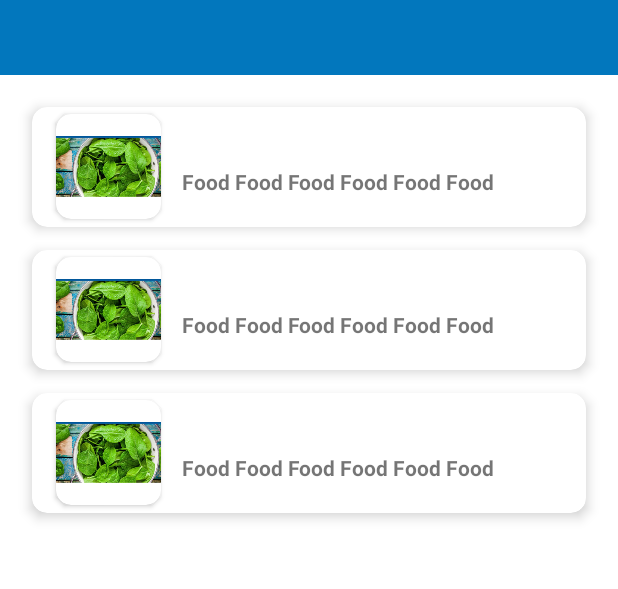
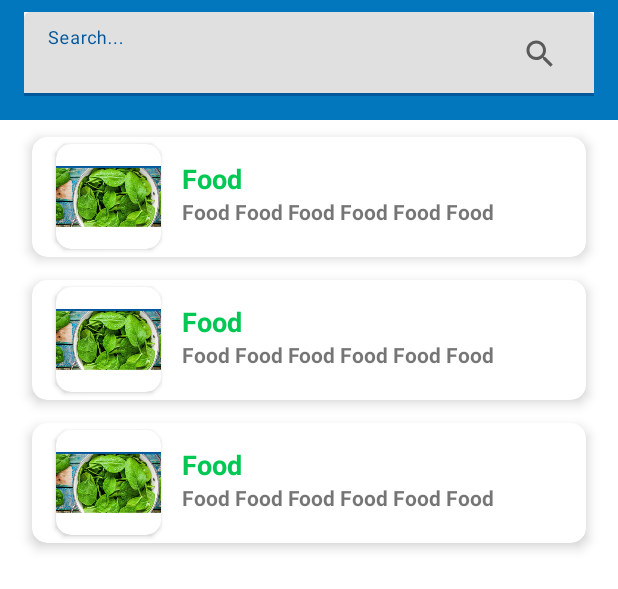
Before and after one commit to HasyimAP/Bangkit-Project-2022, an Android app: the layout activity_food_list.xml on its own in the app's theme, with its tools: preview values and no code run, on a phone screen of 412 x 824 dp. Shown: the top 589 px of the screen. Run offline under Robolectric (Android 15) with nearby library versions, the phone set to English and light mode, and no system bars.

Commit message:
Update UI 1.1

```diff
--- a/app/app/build.gradle
+++ b/app/app/build.gradle
@@ -46,9 +46,13 @@ dependencies {
     implementation 'androidx.navigation:navigation-ui-ktx:2.4.2'
     implementation 'androidx.datastore:datastore-core:1.0.0'
     implementation 'androidx.datastore:datastore-preferences:1.0.0'
+    implementation 'androidx.legacy:legacy-support-v4:1.0.0'
     testImplementation 'junit:junit:4.13.2'
     androidTestImplementation 'androidx.test.ext:junit:1.1.3'
     androidTestImplementation 'androidx.test.espresso:espresso-core:3.4.0'
 
+    implementation 'com.google.android.material:material:1.6.0'
+    implementation "androidx.viewpager2:viewpager2:1.0.0"
+
     implementation 'androidx.cardview:cardview:1.0.0'
 }
--- a/app/app/src/main/res/color/hijau.xml
+++ /dev/null
@@ -1,4 +0,0 @@
-<?xml version="1.0" encoding="utf-8"?>
-<selector xmlns:android="http://schemas.android.com/apk/res/android">
-
-</selector>
--- /dev/null
+++ b/app/app/src/main/res/drawable-v24/ic_search.xml
@@ -0,0 +1,10 @@
+<vector xmlns:android="http://schemas.android.com/apk/res/android"
+    android:width="24dp"
+    android:height="24dp"
+    android:viewportWidth="24"
+    android:viewportHeight="24"
+    android:tint="?attr/colorControlNormal">
+  <path
+      android:fillColor="@android:color/white"
+      android:pathData="M15.5,14h-0.79l-0.28,-0.27C15.41,12.59 16,11.11 16,9.5 16,5.91 13.09,3 9.5,3S3,5.91 3,9.5 5.91,16 9.5,16c1.61,0 3.09,-0.59 4.23,-1.57l0.27,0.28v0.79l5,4.99L20.49,19l-4.99,-5zM9.5,14C7.01,14 5,11.99 5,9.5S7.01,5 9.5,5 14,7.01 14,9.5 11.99,14 9.5,14z"/>
+</vector>
--- a/app/app/src/main/res/layout/activity_food_list.xml
+++ b/app/app/src/main/res/layout/activity_food_list.xml
@@ -9,10 +9,44 @@
     <FrameLayout
         android:id="@+id/frameLayout"
         android:layout_width="match_parent"
-        android:layout_height="50dp"
+        android:layout_height="80dp"
         android:background="@color/biru_muda"
         tools:ignore="MissingConstraints">
 
+        <FrameLayout
+            android:id="@+id/frame"
+            android:layout_width="match_parent"
+            android:layout_height="wrap_content"
+            android:layout_marginStart="16dp"
+            android:layout_marginTop="8dp"
+            android:layout_marginEnd="16dp"
+            app:layout_constraintEnd_toEndOf="parent"
+            app:layout_constraintStart_toStartOf="parent"
+            app:layout_constraintTop_toTopOf="parent"
+            android:background="@color/white">
+
+            <com.google.android.material.textfield.TextInputLayout
+                android:layout_width="match_parent"
+                android:layout_height="wrap_content">
+
+                <com.google.android.material.textfield.TextInputEditText
+                    android:id="@+id/keyword"
+                    android:layout_width="match_parent"
+                    android:layout_height="wrap_content"
+                    android:hint="@string/search"
+                    android:inputType="text"
+                    android:maxLines="1" />
+
+            </com.google.android.material.textfield.TextInputLayout>
+
+            <ImageView
+                android:id="@+id/buttonSearch"
+                android:layout_width="wrap_content"
+                android:layout_height="wrap_content"
+                android:layout_gravity="right|center_vertical"
+                android:layout_marginEnd="24dp"
+                app:srcCompat="@drawable/ic_search" />
+        </FrameLayout>
 
     </FrameLayout>
 
@@ -20,11 +54,11 @@
         android:id="@+id/recyclerView"
         android:layout_width="match_parent"
         android:layout_height="match_parent"
-        android:layout_marginTop="56dp"
+        android:layout_marginTop="76dp"
         android:paddingLeft="5dp"
         android:paddingRight="5dp"
         app:layout_constraintTop_toBottomOf="@+id/frameLayout"
-        tools:layout_editor_absoluteX="0dp"
+        tools:layout_editor_absoluteX="-16dp"
         tools:listitem="@layout/item_list" />
 
 </androidx.constraintlayout.widget.ConstraintLayout>
--- a/app/app/src/main/res/layout/fragment_profile.xml
+++ b/app/app/src/main/res/layout/fragment_profile.xml
@@ -54,7 +54,7 @@
     </LinearLayout>
 
     <androidx.cardview.widget.CardView
-        android:id="@+id/scan_food_button"
+        android:id="@+id/fav_button"
         android:layout_width="match_parent"
         android:layout_height="60dp"
         android:layout_margin="20dp"
--- a/app/app/src/main/res/layout/item_list.xml
+++ b/app/app/src/main/res/layout/item_list.xml
@@ -8,7 +8,6 @@
     android:layout_marginHorizontal="16dp"
     android:layout_marginTop="15dp"
     app:cardCornerRadius="10dp"
-
     app:cardElevation="5dp">
 
     <androidx.cardview.widget.CardView
@@ -28,7 +27,6 @@
             android:layout_width="match_parent"
             android:layout_height="match_parent"
             app:srcCompat="@drawable/latar"/>
-
     </androidx.cardview.widget.CardView>
 
     <TextView
--- a/app/app/src/main/res/values/strings.xml
+++ b/app/app/src/main/res/values/strings.xml
@@ -32,4 +32,9 @@
     <string name="tes">Lorem ipsum dolor sit Lorem ipsum dolor sitLorem ipsum dolor sitLorem ipsum dolor sitLorem ipsum dolor sitLorem ipsum dolor sitLorem ipsum dolor sitLorem ipsum dolor sitLorem ipsum dolor sitLorem ipsum dolor sitLorem ipsum dolor sit</string>
     <string name="bookmark_colection">Bookmark collection</string>
     <string name="scan_favorite">Scan Favorite</string>
+    <string name="search">Search...</string>
+    <!-- TODO: Remove or change this placeholder text -->
+    <string name="hello_blank_fragment">Hello blank fragment</string>
+    <string name="tab_text_1">Food</string>
+    <string name="tab_text_2">Fitness</string>
 </resources>
```
Also changed, not shown: app/app/src/main/AndroidManifest.xml (+9 -5 lines), app/app/src/main/java/com/fitverse/app/adapter/SectionsPagerAdapter.kt (added, +23 -0 lines), app/app/src/main/java/com/fitverse/app/view/profile/ProfileFragment.kt (+10 -0 lines), app/app/src/main/java/com/fitverse/app/view/scanFavorite/FitnessFavFragment.kt (added, +60 -0 lines), app/app/src/main/java/com/fitverse/app/view/scanFavorite/FoodFavFragment.kt (added, +60 -0 lines), app/app/src/main/java/com/fitverse/app/view/scanFavorite/ScanFavoriteActivity.kt (added, +36 -0 lines), app/app/src/main/res/layout/activity_scan_favorite.xml (added, +24 -0 lines), app/app/src/main/res/layout/fragment_fitness_fav.xml (added, +18 -0 lines), app/app/src/main/res/layout/fragment_food_fav.xml (added, +18 -0 lines).
